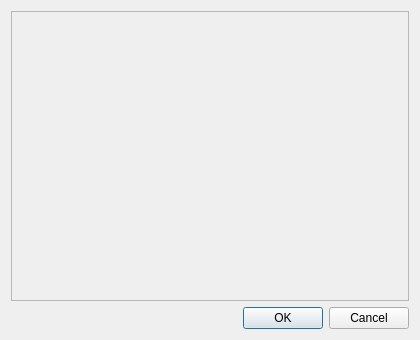
This is src/qt/qt_soundgain.ui in 86Box/86Box as Qt 5 draws it before an edit. The edited form follows.
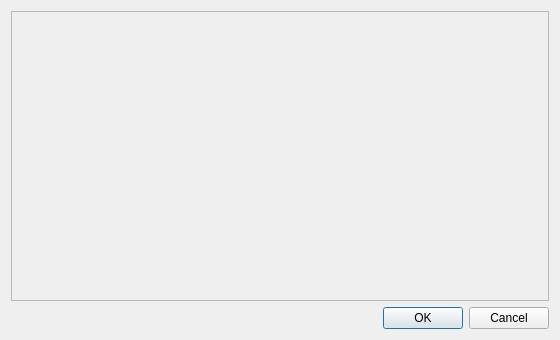
This is the edited form.

Commit message: Sound gain dialog: a bit wider, keep horizontal scroll

```diff
--- a/src/qt/qt_soundgain.ui
+++ b/src/qt/qt_soundgain.ui
@@ -6,7 +6,7 @@
    <rect>
     <x>0</x>
     <y>0</y>
-    <width>420</width>
+    <width>560</width>
     <height>340</height>
    </rect>
   </property>
```
The commit also changes 1 other file.
